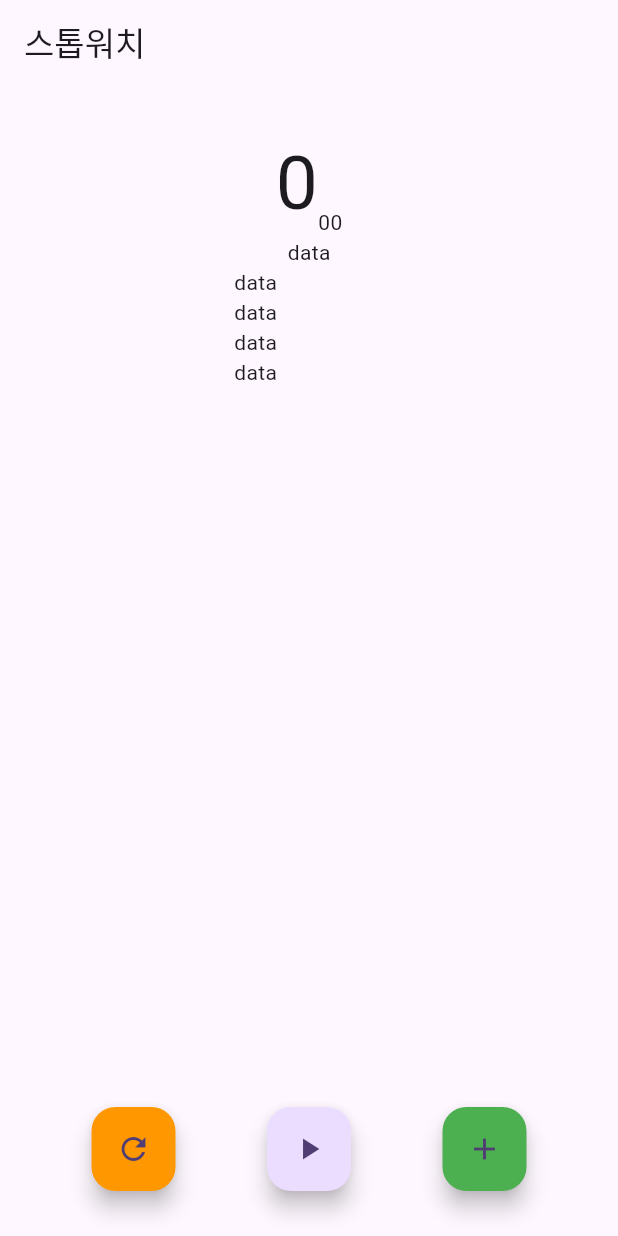
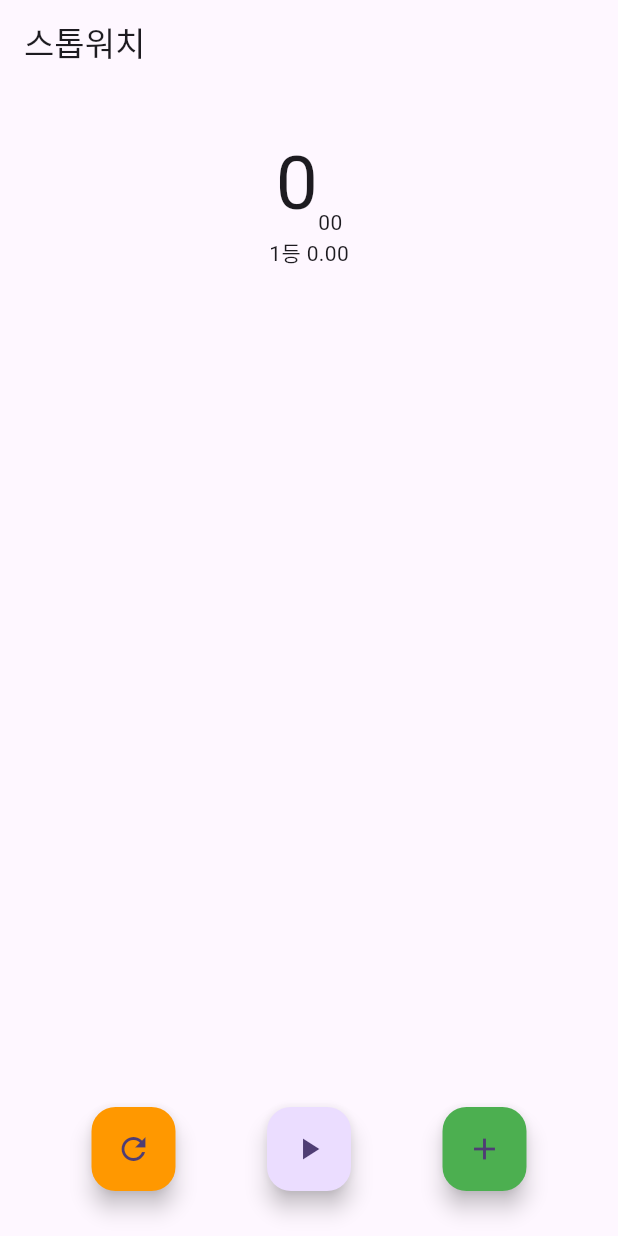
Before and after one commit to hwangtaewook/flutter_stopwatch, a Flutter app: the screen it shows after launch, after a tap on the "add" icon, on a phone screen of 412 x 824 dp. Run offline on Flutter 3.47's test engine with Material 3 defaults, Android fonts, the phone set to English and light mode, and no system bars.

Commit message:
feat : 랩타임 표시

```diff
--- a/lib/stopwatch_screen.dart
+++ b/lib/stopwatch_screen.dart
@@ -15,7 +15,7 @@ class _StopwatchScreenState extends State<StopwatchScreen> {
   int _time = 0;
   bool _isRunning = false;
 
-  List<String> _lapTimes = [];
+  final List<String> _lapTimes = [];
 
   void _clickButton() {
     _isRunning = !_isRunning;
@@ -48,7 +48,7 @@ class _StopwatchScreenState extends State<StopwatchScreen> {
   }
 
   void _recodeLapTime(String time) {
-    _lapTimes.insert(0, '${_lapTimes.length + 1}등 $_time');
+    _lapTimes.insert(0, '${_lapTimes.length + 1}등 $time');
   }
 
   @override
@@ -78,7 +78,7 @@ class _StopwatchScreenState extends State<StopwatchScreen> {
                 style: const TextStyle(fontSize: 50),
               ),
               Text(
-                '$hundredth',
+                hundredth,
               ),
             ],
           ),
@@ -86,18 +86,7 @@ class _StopwatchScreenState extends State<StopwatchScreen> {
             width: 100,
             height: 100,
             child: ListView(
-              children: [
-                const Center(
-                  child: Text('data'),
-                ),
-                const Text('data'),
-                const Text('data'),
-                const Text('data'),
-                const Text('data'),
-                const Text('data'),
-                const Text('data'),
-                const Text('data'),
-              ],
+              children: _lapTimes.map((e) => Center(child: Text(e))).toList(),
             ),
           ),
           const Spacer(),
```
